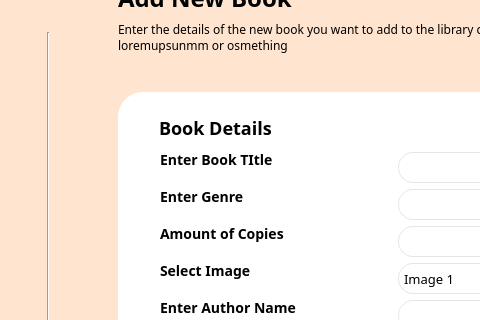
This is LibraryInformationSystem/admineditcatalogue.ui in janelle-lr/CS106LibraryInformationSystem as Qt 5 draws it before an edit; both pictures show x 172 to 652 and y 88 to 408 of the 1280 by 640 pixel window. The edited form follows.
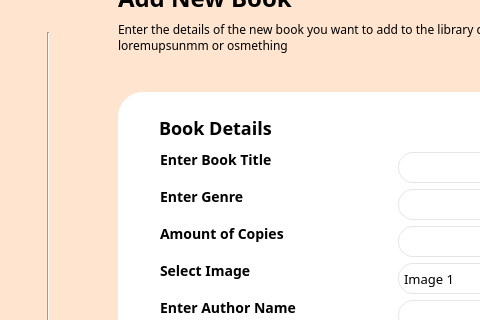
This is the edited form. Icons and pictures are not drawn.

```diff
--- a/LibraryInformationSystem/admineditcatalogue.ui
+++ b/LibraryInformationSystem/admineditcatalogue.ui
@@ -387,7 +387,7 @@
       </rect>
      </property>
      <property name="text">
-      <string>Enter Book TItle</string>
+      <string>Enter Book Title</string>
      </property>
     </widget>
     <widget class="QLineEdit" name="bookTitle">
```
